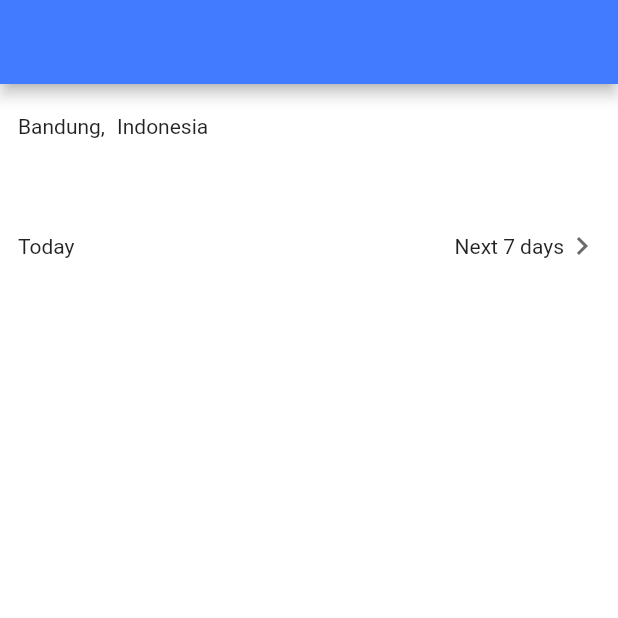
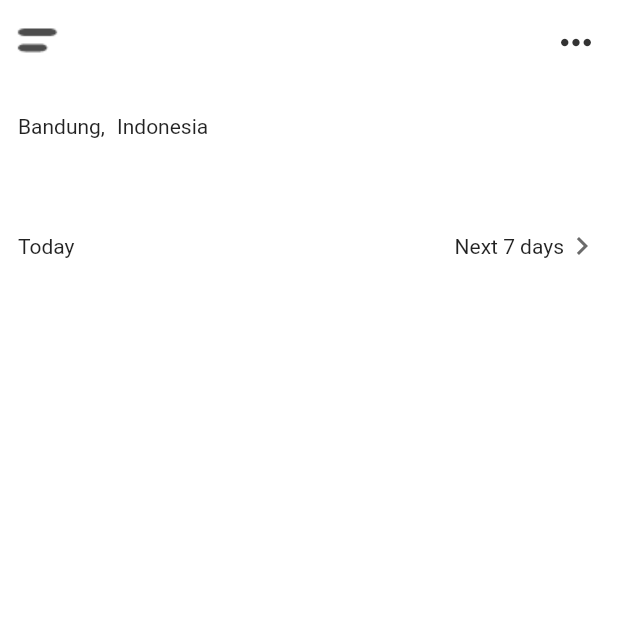
Before and after one commit to r100-stack/Flutter-Weekly-Series-6-Weather-App-UI, a Flutter app: the screen it shows after launch, on a phone screen of 412 x 824 dp, the top half of it. Run offline on Flutter 3.47's test engine with Material 2 defaults, Android fonts, the phone set to English and light mode, and no system bars; our stand-ins replace google_fonts.

Commit message:
Added solutions for step 1

```diff
--- a/lib/components/custom_app_bar.dart
+++ b/lib/components/custom_app_bar.dart
@@ -13,23 +13,23 @@ class CustomAppBar extends StatelessWidget implements PreferredSizeWidget {
       // TODO (3): Leading = custom_menu_icon_5.png
       // TODO (4): Icons.more_horiz
 
-      // backgroundColor: Colors.white,
-      // elevation: 0.0,
-      // leading: Image(
-      //   height: 20.0,
-      //   width: 20.0,
-      //   image: AssetImage('assets/images/custom_menu_icon_5.png'),
-      // ),
-      // actions: [
-      //   ConstrainedBox(
-      //     constraints: BoxConstraints(minWidth: 56.0),
-      //     child: Icon(
-      //       Icons.more_horiz,
-      //       color: Color(0xFF333333),
-      //       size: 30.0,
-      //     ),
-      //   )
-      // ],
+      backgroundColor: Colors.white,
+      elevation: 0.0,
+      leading: Image(
+        height: 20.0,
+        width: 20.0,
+        image: AssetImage('assets/images/custom_menu_icon_5.png'),
+      ),
+      actions: [
+        ConstrainedBox(
+          constraints: BoxConstraints(minWidth: 56.0),
+          child: Icon(
+            Icons.more_horiz,
+            color: Color(0xFF333333),
+            size: 30.0,
+          ),
+        )
+      ],
 
     );
   }
```
